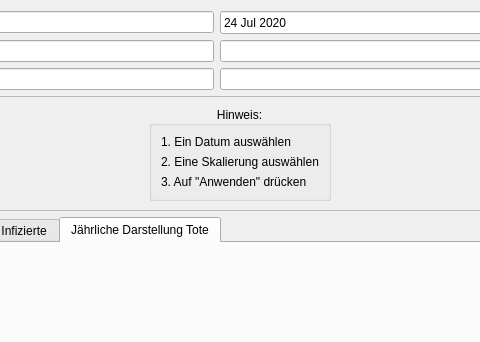
Qt form src/albanien.ui (JosephBisso/Starlink) before a commit; both pictures show x 283 to 763 and y 0 to 342 of the 1000 by 700 pixel window.
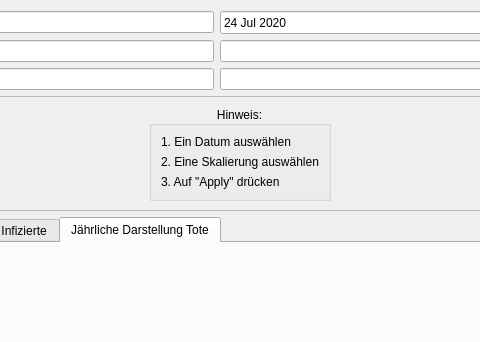
The same form after that commit.

Commit message: Aenderung "Anwenden" in "Apply"

The edit to the form file:
```diff
--- a/src/albanien.ui
+++ b/src/albanien.ui
@@ -184,7 +184,7 @@
          <item row="2" column="0">
           <widget class="QLabel" name="label_3">
            <property name="text">
-            <string>3. Auf &quot;Anwenden&quot; drücken</string>
+            <string>3. Auf &quot;Apply&quot; drücken</string>
            </property>
           </widget>
          </item>
```
The commit also changes 36 other files.
